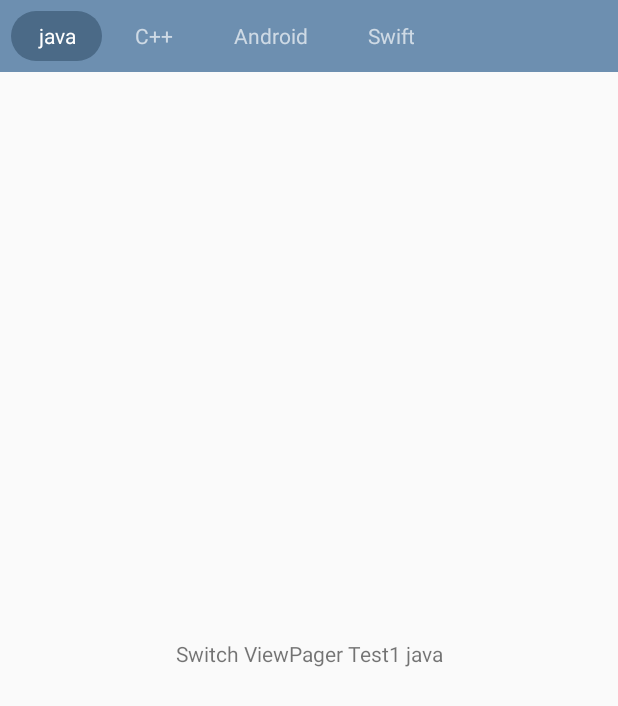
After one commit to Dreamer206602/TabLayoutSamples, an Android app: the Test1Activity screen opened directly, with no data from a screen before it, on a phone screen of 412 x 824 dp. The commit adds this screen. Shown: the top 706 px of the screen. Run offline under Robolectric (Android 15) with nearby library versions, the phone set to English and light mode, and no system bars; our stand-ins replace ButterKnife.

Commit message:
添加了第一个测试

```diff
--- a/app/src/main/AndroidManifest.xml
+++ b/app/src/main/AndroidManifest.xml
@@ -17,7 +17,9 @@
         </activity>
         <activity android:name=".ui.SlidingTabActivity" />
         <activity android:name=".ui.CommonTabActivity" />
-        <activity android:name=".ui.SegmentTabActivity"></activity>
+        <activity android:name=".ui.SegmentTabActivity" />
+        <activity android:name=".ui.Text1Activity"></activity>
+        <activity android:name=".ui.Test1Activity"></activity>
     </application>
 
 </manifest>
--- a/app/src/main/java/com/tq/MainActivity.java
+++ b/app/src/main/java/com/tq/MainActivity.java
@@ -14,26 +14,31 @@ import com.tq.adapter.SimpleHomeAdapter;
 import com.tq.ui.CommonTabActivity;
 import com.tq.ui.SegmentTabActivity;
 import com.tq.ui.SlidingTabActivity;
+import com.tq.ui.Test1Activity;
 
 public class MainActivity extends AppCompatActivity {
 
-    private Context mContext=this;
-    private final String[] mItems={"SlidingTabLayout","CommonTabLayout","SegmentTabLayout"};
-    private final Class<?>[]mClass={SlidingTabActivity.class, CommonTabActivity.class, SegmentTabActivity.class};
+    private Context mContext = this;
+    private final String[] mItems = {"SlidingTabLayout", "CommonTabLayout", "SegmentTabLayout","Test1Activity"};
+    private final Class<?>[] mClass = {SlidingTabActivity.class,
+            CommonTabActivity.class,
+            SegmentTabActivity.class,
+            Test1Activity.class
+    };
 
 
     @Override
     protected void onCreate(Bundle savedInstanceState) {
         super.onCreate(savedInstanceState);
-       // setContentView(R.layout.activity_main);
-        ListView lv=new ListView(mContext);
+        // setContentView(R.layout.activity_main);
+        ListView lv = new ListView(mContext);
         lv.setCacheColorHint(Color.TRANSPARENT);
         lv.setFadingEdgeLength(0);
-        lv.setAdapter(new SimpleHomeAdapter(mContext,mItems));
+        lv.setAdapter(new SimpleHomeAdapter(mContext, mItems));
         lv.setOnItemClickListener(new AdapterView.OnItemClickListener() {
             @Override
             public void onItemClick(AdapterView<?> parent, View view, int position, long id) {
-                Intent intent=new Intent(mContext,mClass[position]);
+                Intent intent = new Intent(mContext, mClass[position]);
                 startActivity(intent);
             }
         });
--- /dev/null
+++ b/app/src/main/java/com/tq/ui/Test1Activity.java
@@ -0,0 +1,97 @@
+package com.tq.ui;
+
+import android.os.Bundle;
+import android.support.v4.app.Fragment;
+import android.support.v4.app.FragmentManager;
+import android.support.v4.app.FragmentPagerAdapter;
+import android.support.v4.view.ViewPager;
+import android.support.v7.app.AppCompatActivity;
+
+import com.flyco.tablayout.SlidingTabLayout;
+import com.flyco.tablayout.listener.OnTabSelectListener;
+import com.tq.R;
+import com.tq.fragment.SimpleCardFragment;
+
+import java.util.ArrayList;
+
+import butterknife.Bind;
+import butterknife.ButterKnife;
+
+public class Test1Activity extends AppCompatActivity {
+
+    @Bind(R.id.tl)
+    SlidingTabLayout tl;
+    @Bind(R.id.vp)
+    ViewPager vp;
+    private String[] mTitles = {"java", "C++", "Android", "Swift"};
+    private ArrayList<Fragment>mFragments=new ArrayList<>();
+
+    @Override
+    protected void onCreate(Bundle savedInstanceState) {
+        super.onCreate(savedInstanceState);
+        setContentView(R.layout.activity_test1);
+        ButterKnife.bind(this);
+
+        for(String title:mTitles){
+            mFragments.add(SimpleCardFragment.getInstance("Switch ViewPager Test1 "+title));
+        }
+        vp.setAdapter(new MyPagerAdapter(getSupportFragmentManager()));
+        //TODO ViewPager 和TabLayout 相关联
+        tl.setViewPager(vp);
+        tl.setOnTabSelectListener(new OnTabSelectListener() {
+            @Override
+            public void onTabSelect(int position) {
+
+                vp.setCurrentItem(position);
+            }
+
+            @Override
+            public void onTabReselect(int position) {
+
+            }
+        });
+
+        vp.addOnPageChangeListener(new ViewPager.OnPageChangeListener() {
+            @Override
+            public void onPageScrolled(int position, float positionOffset, int positionOffsetPixels) {
+
+            }
+
+            @Override
+            public void onPageSelected(int position) {
+                tl.setCurrentTab(position);
+            }
+
+            @Override
+            public void onPageScrollStateChanged(int state) {
+
+            }
+        });
+
+
+    }
+
+
+    private class MyPagerAdapter extends FragmentPagerAdapter {
+
+
+        public MyPagerAdapter(FragmentManager fm) {
+            super(fm);
+        }
+
+        @Override
+        public Fragment getItem(int position) {
+            return mFragments.get(position);
+        }
+
+        @Override
+        public int getCount() {
+            return mFragments.size();
+        }
+
+        @Override
+        public CharSequence getPageTitle(int position) {
+            return mTitles[position];
+        }
+    }
+}
--- /dev/null
+++ b/app/src/main/res/layout/activity_test1.xml
@@ -0,0 +1,25 @@
+<?xml version="1.0" encoding="utf-8"?>
+<LinearLayout xmlns:android="http://schemas.android.com/apk/res/android"
+    android:layout_width="match_parent"
+    android:layout_height="match_parent"
+    xmlns:tl="http://schemas.android.com/apk/res-auto"
+    android:orientation="vertical">
+
+
+    <com.flyco.tablayout.SlidingTabLayout
+        android:id="@+id/tl"
+        android:layout_width="match_parent"
+        android:layout_height="48dp"
+        android:background="#6D8FB0"
+        android:paddingLeft="5dp"
+        android:paddingRight="5dp"
+        tl:tl_indicator_margin_left="2dp"
+        tl:tl_indicator_margin_right="2dp"
+        tl:tl_indicator_style="BLOCK"/>
+
+    <android.support.v4.view.ViewPager
+        android:id="@+id/vp"
+        android:layout_height="match_parent"
+        android:layout_width="match_parent"
+        />
+</LinearLayout>
```
